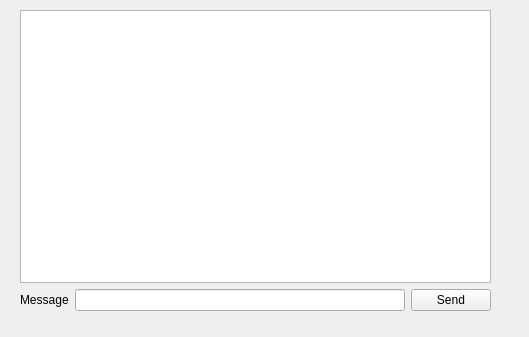
The window that Server/ChatWindow.ui (fozboom/qt-network-chat) describes before a commit, drawn with Qt 5.
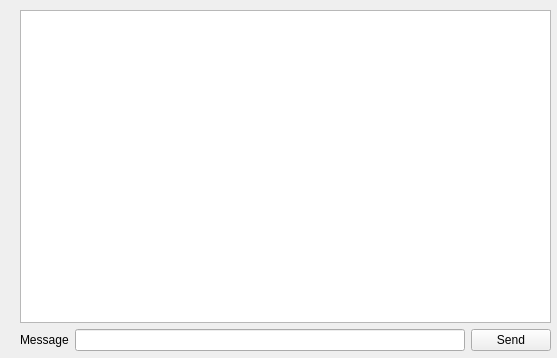
The same window after the commit.

Commit message: Изменение порта по умолчанию в ServerManager.h и ServerManager.cpp Добавление ChatMessageInfo.cpp и ChatMessageInfo.h в Client Изменение обработчика отключения клиента в ChatWindow.cpp Добавление функций в ClientManager.h Добавление ChatMessageInfo.cpp в Client

The edit to the form file:
```diff
--- a/Server/ChatWindow.ui
+++ b/Server/ChatWindow.ui
@@ -6,20 +6,20 @@
    <rect>
     <x>0</x>
     <y>0</y>
-    <width>529</width>
-    <height>337</height>
+    <width>557</width>
+    <height>358</height>
    </rect>
   </property>
   <property name="windowTitle">
    <string>Form</string>
   </property>
-  <widget class="QWidget" name="">
+  <widget class="QWidget" name="layoutWidget">
    <property name="geometry">
     <rect>
      <x>20</x>
      <y>10</y>
-     <width>471</width>
-     <height>301</height>
+     <width>531</width>
+     <height>341</height>
     </rect>
    </property>
    <layout class="QVBoxLayout" name="verticalLayout">
```
The commit also changes 14 other files.
